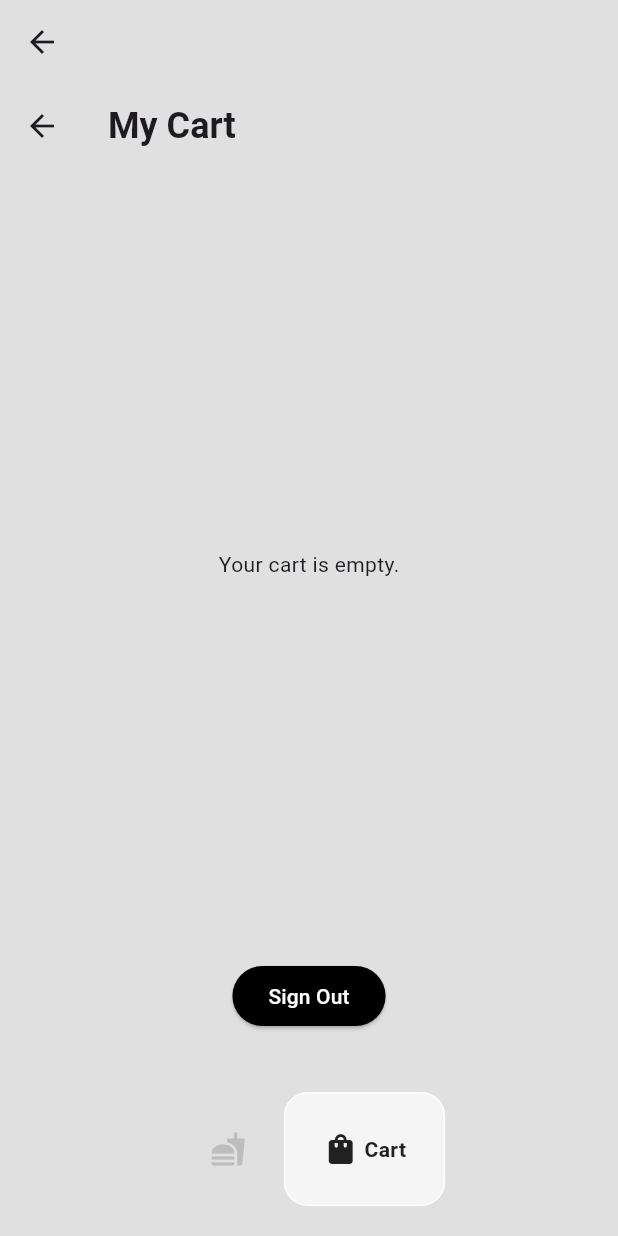
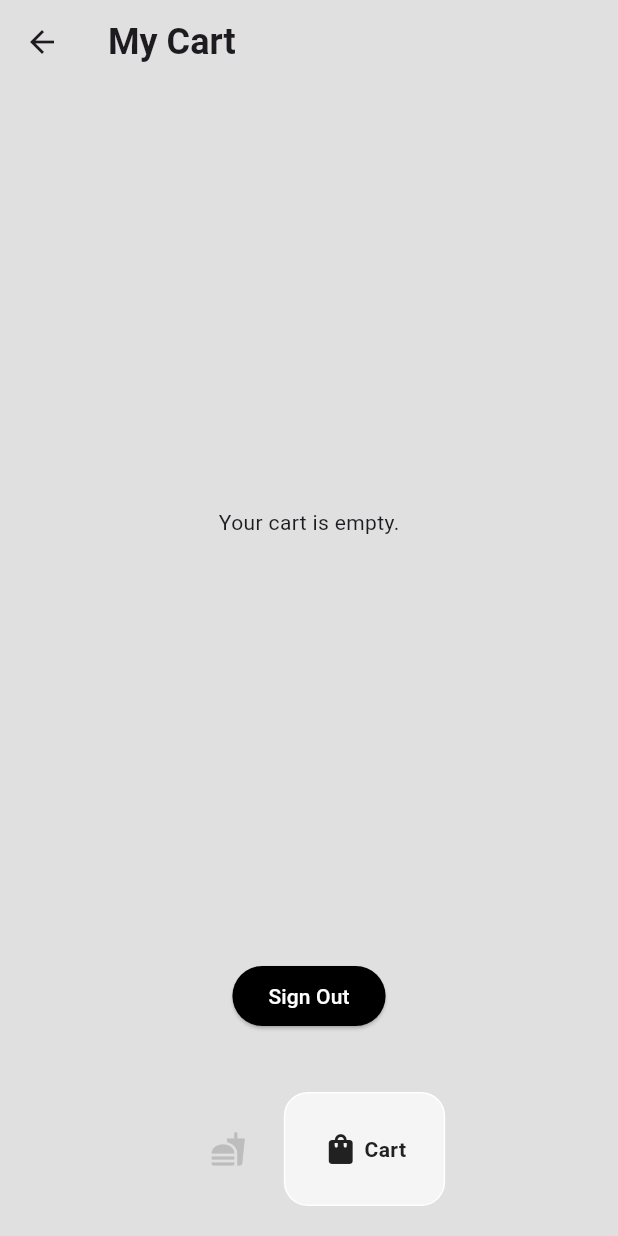
Before and after one commit to AndrewGallovich/TacoPrime, a Flutter app: the HomePage screen opened directly, item 2 of the bottom bar chosen, on a phone screen of 412 x 824 dp. Run offline on Flutter 3.47's test engine with Material 3 defaults, Android fonts, the phone set to English and light mode, and no system bars; drawn by our look-alikes of google_nav_bar; our stand-ins replace cloud_firestore, firebase_auth, firebase_core, firebase_storage, image_picker; accounts and stored records are empty.

Commit message:
Fixed double app bar issue that was causing large gap at the top of the main pages.

```diff
--- a/lib/pages/home_page.dart
+++ b/lib/pages/home_page.dart
@@ -39,10 +39,6 @@ class _HomePageState extends State<HomePage> {
       bottomNavigationBar: MyBottomNavBar(
         onTabChange: (index) => navigateBottomBar(index),
       ),
-      appBar: AppBar(
-        backgroundColor: Colors.transparent,
-        elevation: 0,
-      ),
       body: pages[selectedIndex],
     );
   }
```
